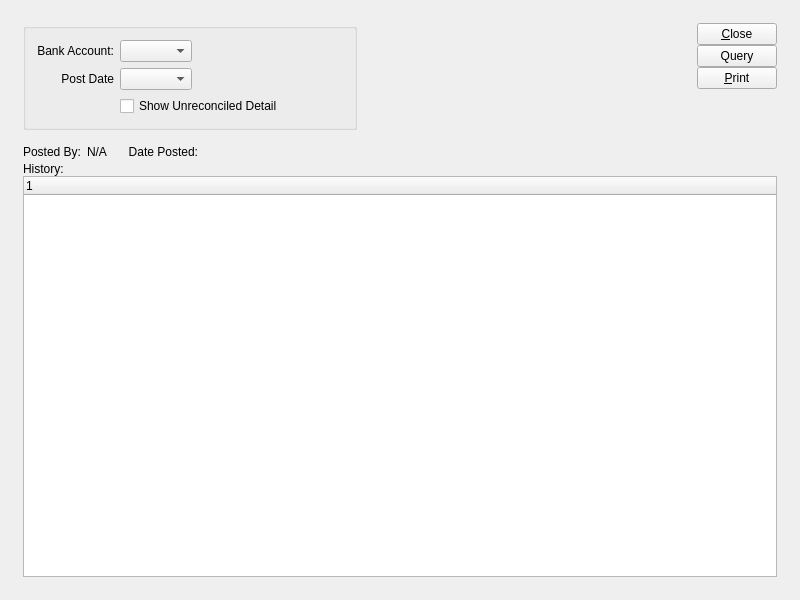
First picture: the form in guiclient/dspBankrecHistory.ui, repository Pegasus-RPG/xtuple-client, before the edit.
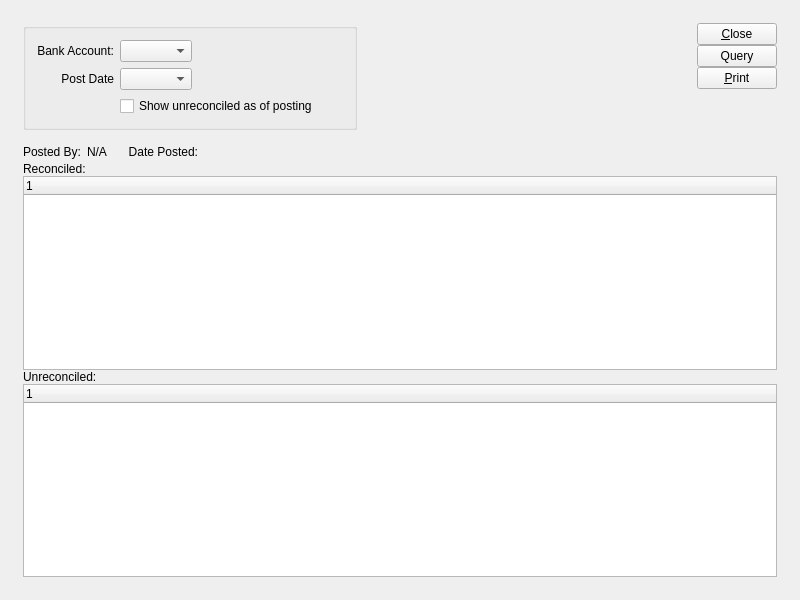
Second picture: the form after the edit. Custom widgets are drawn as their Qt base class.

What changed in the file:
```diff
--- a/guiclient/dspBankrecHistory.ui
+++ b/guiclient/dspBankrecHistory.ui
@@ -100,7 +100,10 @@
           <item row="2" column="1">
            <widget class="XCheckBox" name="_showUnreconciled">
             <property name="text">
-             <string>Show Unreconciled Detail</string>
+             <string>Show unreconciled as of posting</string>
+            </property>
+            <property name="forgetful">
+             <bool>true</bool>
             </property>
            </widget>
           </item>
@@ -269,12 +272,22 @@
           <item>
            <widget class="QLabel" name="_detailsLit">
             <property name="text">
-             <string>History:</string>
+             <string>Reconciled:</string>
             </property>
            </widget>
           </item>
           <item>
-           <widget class="XTreeWidget" name="_details"/>
+           <widget class="XTreeWidget" name="_rec"/>
+          </item>
+          <item>
+           <widget class="XLabel" name="_unrecLit">
+            <property name="text">
+             <string>Unreconciled:</string>
+            </property>
+           </widget>
+          </item>
+          <item>
+           <widget class="XTreeWidget" name="_unrec"/>
           </item>
          </layout>
         </item>
@@ -303,6 +316,11 @@
    <extends>QComboBox</extends>
    <header>xcombobox.h</header>
   </customwidget>
+  <customwidget>
+   <class>XLabel</class>
+   <extends>QLabel</extends>
+   <header>xlabel.h</header>
+  </customwidget>
   <customwidget>
    <class>XTreeWidget</class>
    <extends>QTreeWidget</extends>
```
Left out of the diff: 71 changed lines with no effect on the pictures.
